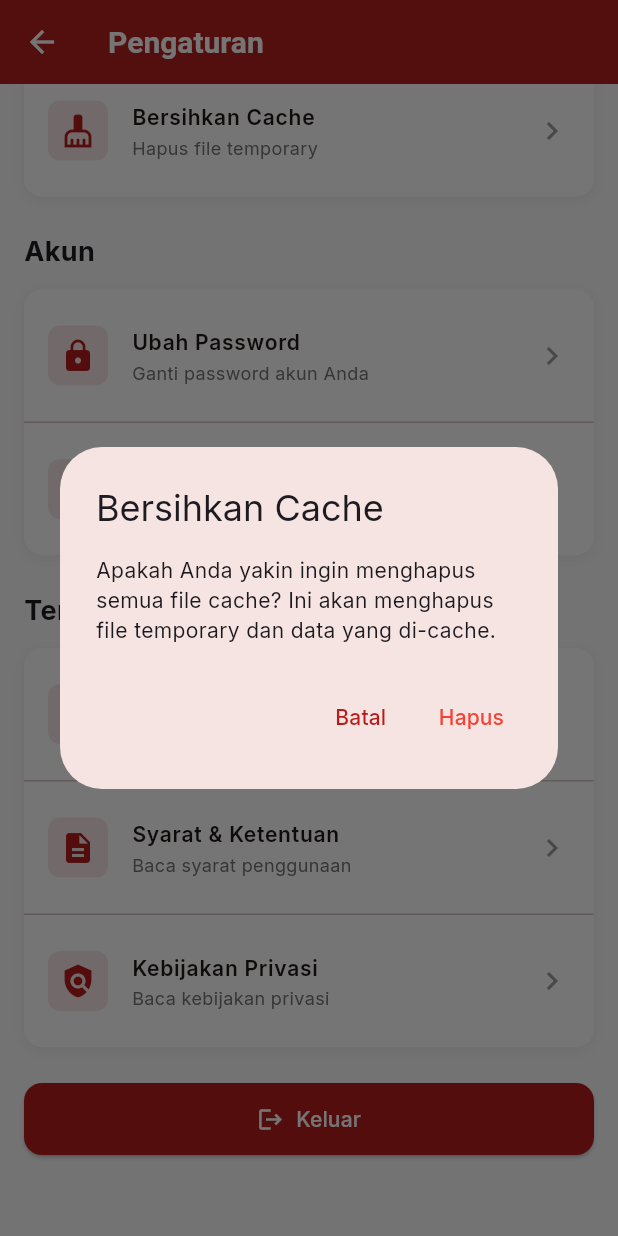
After one commit to faizatulmunawaroh/uas-pak-rofii, a Flutter app: the SettingsScreen screen opened directly, scrolled down 1152 dp, after a tap on "Bersihkan Cache", on a phone screen of 412 x 824 dp. The commit adds this screen. Run offline on Flutter 3.47's test engine with Material 3 defaults, Android fonts, the phone set to English and light mode, and no system bars; our stand-ins replace google_fonts, shared_preferences; accounts and stored records are empty.

Commit message:
Menambahkan halaman Pengaturan dengan berbagai opsi konfigurasi
Fitur Halaman Pengaturan:
- Pengaturan Notifikasi (aktif/nonaktif, email, push, suara, getar)
- Pengaturan Tampilan (mode gelap, pilih bahasa)
- Pengaturan Download (auto download, WiFi only, clear cache)
- Pengaturan Akun (ubah password, privasi)
- Informasi Aplikasi (versi, syarat & ketentuan, kebijakan privasi)
- Tombol Logout dengan konfirmasi dialog

Navigasi:
- Tombol Pengaturan di halaman Profile
- Dialog konfirmasi untuk logout dan clear cache
- Dialog pilihan bahasa (Indonesia/English)

UI/UX:
- Icon untuk setiap opsi pengaturan
- Switch untuk toggle settings
- Feedback snackbar untuk aksi
- Consistent styling dengan tema aplikasi

```diff
--- /dev/null
+++ b/lib/screens/settings_screen.dart
@@ -0,0 +1,543 @@
+import 'package:celoe/providers/app_state.dart';
+import 'package:celoe/screens/login_screen.dart';
+import 'package:celoe/theme.dart';
+import 'package:flutter/material.dart';
+import 'package:provider/provider.dart';
+
+class SettingsScreen extends StatefulWidget {
+  const SettingsScreen({super.key});
+
+  @override
+  State<SettingsScreen> createState() => _SettingsScreenState();
+}
+
+class _SettingsScreenState extends State<SettingsScreen> {
+  bool _notificationsEnabled = true;
+  bool _emailNotifications = true;
+  bool _pushNotifications = true;
+  bool _soundEnabled = true;
+  bool _vibrationEnabled = true;
+  bool _darkModeEnabled = false;
+  String _selectedLanguage = 'Bahasa Indonesia';
+  bool _autoDownloadMaterials = false;
+  bool _wifiOnlyDownload = true;
+
+  @override
+  Widget build(BuildContext context) {
+    return Scaffold(
+      backgroundColor: Colors.grey.shade50,
+      appBar: AppBar(
+        title: const Text("Pengaturan", style: TextStyle(color: Colors.white)),
+        backgroundColor: CeloeTheme.primaryColor,
+        iconTheme: const IconThemeData(color: Colors.white),
+        elevation: 0,
+      ),
+      body: SingleChildScrollView(
+        child: Column(
+          crossAxisAlignment: CrossAxisAlignment.start,
+          children: [
+            // Header
+            Container(
+              width: double.infinity,
+              padding: const EdgeInsets.all(24),
+              decoration: const BoxDecoration(
+                color: CeloeTheme.primaryColor,
+                borderRadius: BorderRadius.only(
+                  bottomLeft: Radius.circular(30),
+                  bottomRight: Radius.circular(30),
+                ),
+              ),
+              child: const Column(
+                children: [
+                  Icon(Icons.settings, size: 60, color: Colors.white),
+                  SizedBox(height: 12),
+                  Text(
+                    "Atur Preferensi Anda",
+                    style: TextStyle(
+                      color: Colors.white,
+                      fontSize: 16,
+                    ),
+                  ),
+                ],
+              ),
+            ),
+
+            const SizedBox(height: 20),
+
+            // Notifikasi Section
+            Padding(
+              padding: const EdgeInsets.all(16),
+              child: Column(
+                crossAxisAlignment: CrossAxisAlignment.start,
+                children: [
+                  const Text(
+                    "Notifikasi",
+                    style: TextStyle(fontSize: 18, fontWeight: FontWeight.bold),
+                  ),
+                  const SizedBox(height: 12),
+
+                  _buildSettingCard(
+                    child: Column(
+                      children: [
+                        _buildSwitchTile(
+                          title: "Aktifkan Notifikasi",
+                          subtitle: "Terima notifikasi dari aplikasi",
+                          value: _notificationsEnabled,
+                          onChanged: (value) {
+                            setState(() {
+                              _notificationsEnabled = value;
+                            });
+                          },
+                          icon: Icons.notifications_active,
+                        ),
+                        const Divider(height: 1),
+                        _buildSwitchTile(
+                          title: "Email Notifikasi",
+                          subtitle: "Kirim notifikasi ke email",
+                          value: _emailNotifications,
+                          onChanged: (value) {
+                            setState(() {
+                              _emailNotifications = value;
+                            });
+                          },
+                          icon: Icons.email,
+                        ),
+                        const Divider(height: 1),
+                        _buildSwitchTile(
+                          title: "Push Notifikasi",
+                          subtitle: "Notifikasi push ke perangkat",
+                          value: _pushNotifications,
+                          onChanged: (value) {
+                            setState(() {
+                              _pushNotifications = value;
+                            });
+                          },
+                          icon: Icons.message,
+                        ),
+                        const Divider(height: 1),
+                        _buildSwitchTile(
+                          title: "Suara",
+                          subtitle: "Bunyi notifikasi",
+                          value: _soundEnabled,
+                          onChanged: (value) {
+                            setState(() {
+                              _soundEnabled = value;
+                            });
+                          },
+                          icon: Icons.volume_up,
+                        ),
+                        const Divider(height: 1),
+                        _buildSwitchTile(
+                          title: "Getar",
+                          subtitle: "Getar saat ada notifikasi",
+                          value: _vibrationEnabled,
+                          onChanged: (value) {
+                            setState(() {
+                              _vibrationEnabled = value;
+                            });
+                          },
+                          icon: Icons.vibration,
+                        ),
+                      ],
+                    ),
+                  ),
+
+                  const SizedBox(height: 24),
+
+                  // Tampilan Section
+                  const Text(
+                    "Tampilan",
+                    style: TextStyle(fontSize: 18, fontWeight: FontWeight.bold),
+                  ),
+                  const SizedBox(height: 12),
+
+                  _buildSettingCard(
+                    child: Column(
+                      children: [
+                        _buildSwitchTile(
+                          title: "Mode Gelap",
+                          subtitle: "Gunakan tema gelap",
+                          value: _darkModeEnabled,
+                          onChanged: (value) {
+                            setState(() {
+                              _darkModeEnabled = value;
+                            });
+                            ScaffoldMessenger.of(context).showSnackBar(
+                              const SnackBar(
+                                content: Text("Fitur mode gelap akan segera tersedia"),
+                                duration: Duration(seconds: 2),
+                              ),
+                            );
+                          },
+                          icon: Icons.dark_mode,
+                        ),
+                        const Divider(height: 1),
+                        _buildTapTile(
+                          title: "Bahasa",
+                          subtitle: _selectedLanguage,
+                          icon: Icons.language,
+                          onTap: () {
+                            _showLanguageDialog();
+                          },
+                        ),
+                      ],
+                    ),
+                  ),
+
+                  const SizedBox(height: 24),
+
+                  // Download & Storage
+                  const Text(
+                    "Download & Penyimpanan",
+                    style: TextStyle(fontSize: 18, fontWeight: FontWeight.bold),
+                  ),
+                  const SizedBox(height: 12),
+
+                  _buildSettingCard(
+                    child: Column(
+                      children: [
+                        _buildSwitchTile(
+                          title: "Auto Download Materi",
+                          subtitle: "Otomatis download materi baru",
+                          value: _autoDownloadMaterials,
+                          onChanged: (value) {
+                            setState(() {
+                              _autoDownloadMaterials = value;
+                            });
+                          },
+                          icon: Icons.download,
+                        ),
+                        const Divider(height: 1),
+                        _buildSwitchTile(
+                          title: "Download Hanya WiFi",
+                          subtitle: "Download hanya saat terhubung WiFi",
+                          value: _wifiOnlyDownload,
+                          onChanged: (value) {
+                            setState(() {
+                              _wifiOnlyDownload = value;
+                            });
+                          },
+                          icon: Icons.wifi,
+                        ),
+                        const Divider(height: 1),
+                        _buildTapTile(
+                          title: "Bersihkan Cache",
+                          subtitle: "Hapus file temporary",
+                          icon: Icons.cleaning_services,
+                          onTap: () {
+                            _showClearCacheDialog();
+                          },
+                        ),
+                      ],
+                    ),
+                  ),
+
+                  const SizedBox(height: 24),
+
+                  // Akun Section
+                  const Text(
+                    "Akun",
+                    style: TextStyle(fontSize: 18, fontWeight: FontWeight.bold),
+                  ),
+                  const SizedBox(height: 12),
+
+                  _buildSettingCard(
+                    child: Column(
+                      children: [
+                        _buildTapTile(
+                          title: "Ubah Password",
+                          subtitle: "Ganti password akun Anda",
+                          icon: Icons.lock,
+                          onTap: () {
+                            ScaffoldMessenger.of(context).showSnackBar(
+                              const SnackBar(
+                                content: Text("Fitur ubah password akan segera tersedia"),
+                                duration: Duration(seconds: 2),
+                              ),
+                            );
+                          },
+                        ),
+                        const Divider(height: 1),
+                        _buildTapTile(
+                          title: "Privasi",
+                          subtitle: "Atur pengaturan privasi",
+                          icon: Icons.privacy_tip,
+                          onTap: () {
+                            ScaffoldMessenger.of(context).showSnackBar(
+                              const SnackBar(
+                                content: Text("Fitur privasi akan segera tersedia"),
+                                duration: Duration(seconds: 2),
+                              ),
+                            );
+                          },
+                        ),
+                      ],
+                    ),
+                  ),
+
+                  const SizedBox(height: 24),
+
+                  // Tentang Section
+                  const Text(
+                    "Tentang",
+                    style: TextStyle(fontSize: 18, fontWeight: FontWeight.bold),
+                  ),
+                  const SizedBox(height: 12),
+
+                  _buildSettingCard(
+                    child: Column(
+                      children: [
+                        _buildTapTile(
+                          title: "Versi Aplikasi",
+                          subtitle: "1.0.0",
+                          icon: Icons.info,
+                          onTap: () {},
+                        ),
+                        const Divider(height: 1),
+                        _buildTapTile(
+                          title: "Syarat & Ketentuan",
+                          subtitle: "Baca syarat penggunaan",
+                          icon: Icons.description,
+                          onTap: () {
+                            ScaffoldMessenger.of(context).showSnackBar(
+                              const SnackBar(
+                                content: Text("Syarat & ketentuan akan segera tersedia"),
+                                duration: Duration(seconds: 2),
+                              ),
+                            );
+                          },
+                        ),
+                        const Divider(height: 1),
+                        _buildTapTile(
+                          title: "Kebijakan Privasi",
+                          subtitle: "Baca kebijakan privasi",
+                          icon: Icons.policy,
+                          onTap: () {
+                            ScaffoldMessenger.of(context).showSnackBar(
+                              const SnackBar(
+                                content: Text("Kebijakan privasi akan segera tersedia"),
+                                duration: Duration(seconds: 2),
+                              ),
+                            );
+                          },
+                        ),
+                      ],
+                    ),
+                  ),
+
+                  const SizedBox(height: 24),
+
+                  // Logout Button
+                  SizedBox(
+                    width: double.infinity,
+                    child: ElevatedButton.icon(
+                      onPressed: () {
+                        _showLogoutDialog();
+                      },
+                      icon: const Icon(Icons.logout),
+                      label: const Text("Keluar"),
+                      style: ElevatedButton.styleFrom(
+                        backgroundColor: Colors.red.shade900,
+                        foregroundColor: Colors.white,
+                        padding: const EdgeInsets.symmetric(vertical: 14),
+                        shape: RoundedRectangleBorder(
+                          borderRadius: BorderRadius.circular(12),
+                        ),
+                      ),
+                    ),
+                  ),
+
+                  const SizedBox(height: 80),
+                ],
+              ),
+            ),
+          ],
+        ),
+      ),
+    );
+  }
+
+  Widget _buildSettingCard({required Widget child}) {
+    return Container(
+      decoration: BoxDecoration(
+        color: Colors.white,
+        borderRadius: BorderRadius.circular(12),
+        boxShadow: [
+          BoxShadow(
+            color: Colors.black.withValues(alpha: 0.05),
+            blurRadius: 5,
+            offset: const Offset(0, 2),
+          )
+        ],
+      ),
+      child: child,
+    );
+  }
+
+  Widget _buildSwitchTile({
+    required String title,
+    required String subtitle,
+    required bool value,
+    required ValueChanged<bool> onChanged,
+    required IconData icon,
+  }) {
+    return ListTile(
+      contentPadding: const EdgeInsets.symmetric(horizontal: 16, vertical: 8),
+      leading: Container(
+        padding: const EdgeInsets.all(8),
+        decoration: BoxDecoration(
+          color: CeloeTheme.primaryColor.withValues(alpha: 0.1),
+          borderRadius: BorderRadius.circular(8),
+        ),
+        child: Icon(icon, color: CeloeTheme.primaryColor, size: 24),
+      ),
+      title: Text(
+        title,
+        style: const TextStyle(fontWeight: FontWeight.w600, fontSize: 14),
+      ),
+      subtitle: Text(
+        subtitle,
+        style: TextStyle(color: Colors.grey.shade600, fontSize: 12),
+      ),
+      trailing: Switch(
+        value: value,
+        onChanged: onChanged,
+        activeColor: CeloeTheme.primaryColor,
+      ),
+    );
+  }
+
+  Widget _buildTapTile({
+    required String title,
+    required String subtitle,
+    required IconData icon,
+    required VoidCallback onTap,
+  }) {
+    return ListTile(
+      contentPadding: const EdgeInsets.symmetric(horizontal: 16, vertical: 8),
+      leading: Container(
+        padding: const EdgeInsets.all(8),
+        decoration: BoxDecoration(
+          color: CeloeTheme.primaryColor.withValues(alpha: 0.1),
+          borderRadius: BorderRadius.circular(8),
+        ),
+        child: Icon(icon, color: CeloeTheme.primaryColor, size: 24),
+      ),
+      title: Text(
+        title,
+        style: const TextStyle(fontWeight: FontWeight.w600, fontSize: 14),
+      ),
+      subtitle: Text(
+        subtitle,
+        style: TextStyle(color: Colors.grey.shade600, fontSize: 12),
+      ),
+      trailing: const Icon(Icons.chevron_right, color: Colors.grey),
+      onTap: onTap,
+    );
+  }
+
+  void _showLanguageDialog() {
+    showDialog(
+      context: context,
+      builder: (context) => AlertDialog(
+        title: const Text("Pilih Bahasa"),
+        content: Column(
+          mainAxisSize: MainAxisSize.min,
+          children: [
+            RadioListTile<String>(
+              title: const Text("Bahasa Indonesia"),
+              value: "Bahasa Indonesia",
+              groupValue: _selectedLanguage,
+              onChanged: (value) {
+                setState(() {
+                  _selectedLanguage = value!;
+                });
+                Navigator.pop(context);
+              },
+              activeColor: CeloeTheme.primaryColor,
+            ),
+            RadioListTile<String>(
+              title: const Text("English"),
+              value: "English",
+              groupValue: _selectedLanguage,
+              onChanged: (value) {
+                setState(() {
+                  _selectedLanguage = value!;
+                });
+                Navigator.pop(context);
+                ScaffoldMessenger.of(context).showSnackBar(
+                  const SnackBar(
+                    content: Text("English language will be available soon"),
+                    duration: Duration(seconds: 2),
+                  ),
+                );
+              },
+              activeColor: CeloeTheme.primaryColor,
+            ),
+          ],
+        ),
+      ),
+    );
+  }
+
+  void _showClearCacheDialog() {
+    showDialog(
+      context: context,
+      builder: (context) => AlertDialog(
+        title: const Text("Bersihkan Cache"),
+        content: const Text(
+          "Apakah Anda yakin ingin menghapus semua file cache? "
+          "Ini akan menghapus file temporary dan data yang di-cache.",
+        ),
+        actions: [
+          TextButton(
+            onPressed: () => Navigator.pop(context),
+            child: const Text("Batal"),
+          ),
+          TextButton(
+            onPressed: () {
+              Navigator.pop(context);
+              ScaffoldMessenger.of(context).showSnackBar(
+                const SnackBar(
+                  content: Text("Cache berhasil dibersihkan"),
+                  duration: Duration(seconds: 2),
+                ),
+              );
+            },
+            child: const Text("Hapus", style: TextStyle(color: Colors.red)),
+          ),
+        ],
+      ),
+    );
+  }
+
+  void _showLogoutDialog() {
+    showDialog(
+      context: context,
+      builder: (context) => AlertDialog(
+        title: const Text("Keluar"),
+        content: const Text("Apakah Anda yakin ingin keluar dari aplikasi?"),
+        actions: [
+          TextButton(
+            onPressed: () => Navigator.pop(context),
+            child: const Text("Batal"),
+          ),
+          TextButton(
+            onPressed: () async {
+              final appState = Provider.of<AppState>(context, listen: false);
+              await appState.logout();
+
+              if (mounted) {
+                Navigator.of(context).pushAndRemoveUntil(
+                  MaterialPageRoute(builder: (context) => const LoginScreen()),
+                  (route) => false,
+                );
+              }
+            },
+            child: const Text("Keluar", style: TextStyle(color: Colors.red)),
+          ),
+        ],
+      ),
+    );
+  }
+}
```
Also changed, not shown: lib/screens/profile_screen.dart (+26 -0 lines).
